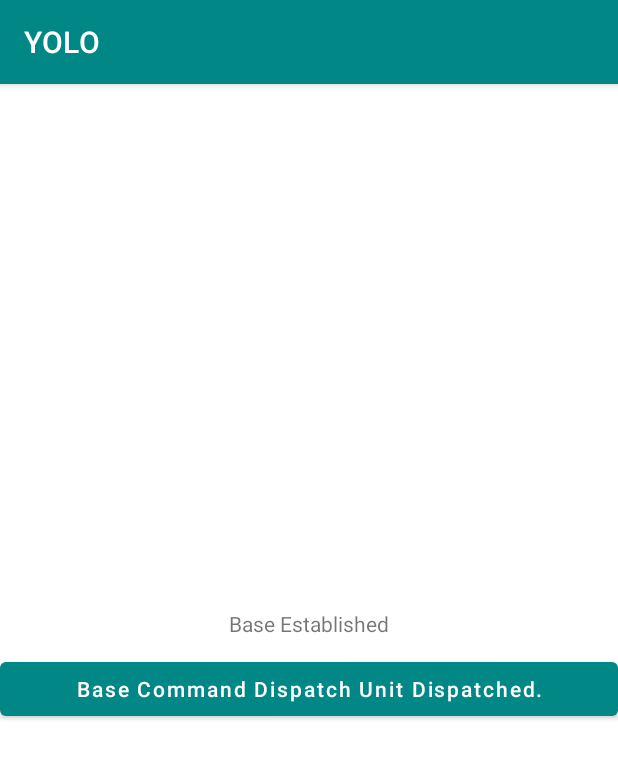
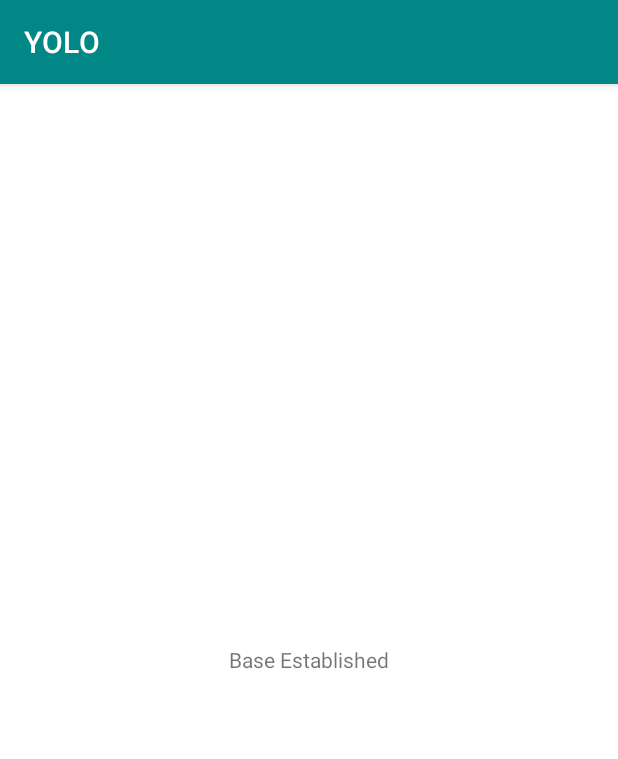
Before and after one commit to k-wjames/YOLO, an Android app: the PlayMansion screen opened directly, with no data from a screen before it, on a phone screen of 412 x 824 dp. Shown: the top 759 px of the screen. Run offline under Robolectric (Android 15) with nearby library versions, the phone set to English and light mode, and no system bars.

Commit message:
Fresh start

```diff
--- a/app/src/main/res/layout/activity_play_mansion.xml
+++ b/app/src/main/res/layout/activity_play_mansion.xml
@@ -14,13 +14,4 @@
         android:text="Base Established"
         android:layout_margin="10dp"/>
 
-    <Button
-        android:layout_width="match_parent"
-        android:layout_height="wrap_content"
-        android:text="Base Command Dispatch Unit Dispatched."
-        android:textAllCaps="false"/>
-
-
-
-
 </LinearLayout>
```
